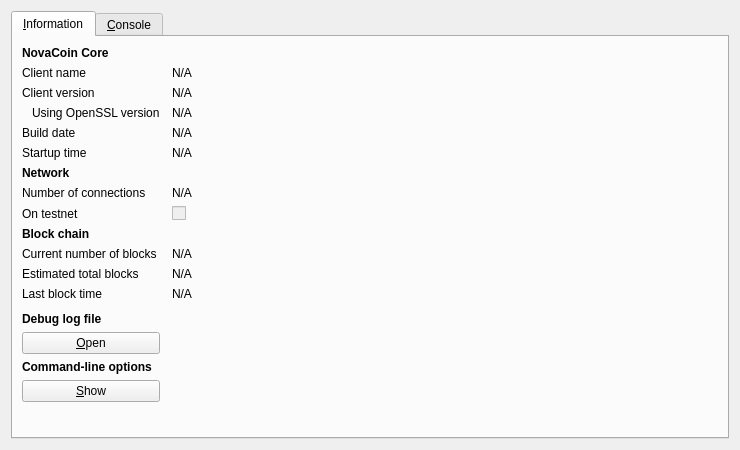
Before: the Qt Designer form src/qt/forms/rpcconsole.ui in mcastillo0724/novacoin, drawn with Qt 5.
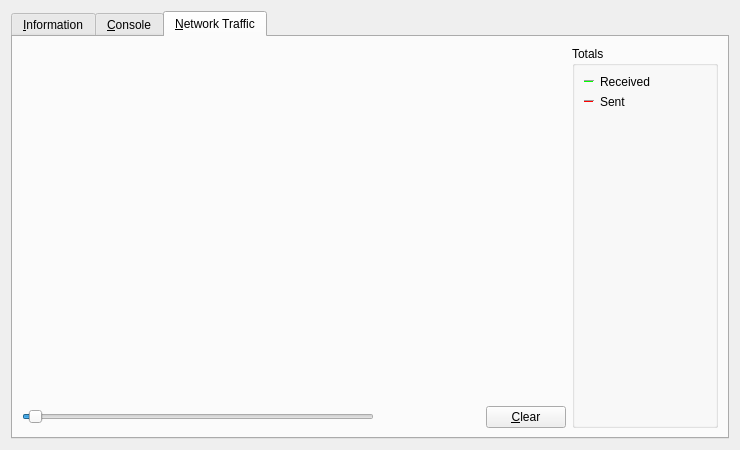
After: the same form once the commit is applied. The open tabs and pages were chosen to show the change. Icons and pictures are not drawn. Custom widgets are drawn as their Qt base class.

Commit message: Add traffic monitor

The edit to the form file:
```diff
--- a/src/qt/forms/rpcconsole.ui
+++ b/src/qt/forms/rpcconsole.ui
@@ -445,10 +445,274 @@
        </item>
       </layout>
      </widget>
+     <widget class="QWidget" name="tab_nettraffic">
+      <attribute name="title">
+       <string>&amp;Network Traffic</string>
+      </attribute>
+      <layout class="QHBoxLayout" name="horizontalLayout_3">
+       <item>
+        <layout class="QVBoxLayout" name="verticalLayout_4">
+         <item>
+          <widget class="TrafficGraphWidget" name="trafficGraph" native="true">
+           <property name="sizePolicy">
+            <sizepolicy hsizetype="Expanding" vsizetype="Expanding">
+             <horstretch>0</horstretch>
+             <verstretch>0</verstretch>
+            </sizepolicy>
+           </property>
+          </widget>
+         </item>
+         <item>
+          <layout class="QHBoxLayout" name="horizontalLayout_2">
+           <item>
+            <widget class="QSlider" name="sldGraphRange">
+             <property name="minimum">
+              <number>1</number>
+             </property>
+             <property name="maximum">
+              <number>288</number>
+             </property>
+             <property name="pageStep">
+              <number>12</number>
+             </property>
+             <property name="value">
+              <number>6</number>
+             </property>
+             <property name="orientation">
+              <enum>Qt::Horizontal</enum>
+             </property>
+            </widget>
+           </item>
+           <item>
+            <widget class="QLabel" name="lblGraphRange">
+             <property name="minimumSize">
+              <size>
+               <width>100</width>
+               <height>0</height>
+              </size>
+             </property>
+             <property name="alignment">
+              <set>Qt::AlignCenter</set>
+             </property>
+            </widget>
+           </item>
+           <item>
+            <widget class="QPushButton" name="btnClearTrafficGraph">
+             <property name="text">
+              <string>&amp;Clear</string>
+             </property>
+             <property name="autoDefault">
+              <bool>false</bool>
+             </property>
+            </widget>
+           </item>
+          </layout>
+         </item>
+        </layout>
+       </item>
+       <item>
+        <layout class="QVBoxLayout" name="verticalLayout">
+         <item>
+          <widget class="QGroupBox" name="groupBox">
+           <property name="title">
+            <string>Totals</string>
+           </property>
+           <layout class="QVBoxLayout" name="verticalLayout_5">
+            <item>
+             <layout class="QHBoxLayout" name="horizontalLayout_4">
+              <item>
+               <widget class="Line" name="line">
+                <property name="sizePolicy">
+                 <sizepolicy hsizetype="Fixed" vsizetype="Fixed">
+                  <horstretch>0</horstretch>
+                  <verstretch>0</verstretch>
+                 </sizepolicy>
+                </property>
+                <property name="minimumSize">
+                 <size>
+                  <width>10</width>
+                  <height>0</height>
+                 </size>
+                </property>
+                <property name="palette">
+                 <palette>
+                  <active>
+                   <colorrole role="Light">
+                    <brush brushstyle="SolidPattern">
+                     <color alpha="255">
+                      <red>0</red>
+                      <green>255</green>
+                      <blue>0</blue>
+                     </color>
+                    </brush>
+                   </colorrole>
+                  </active>
+                  <inactive>
+                   <colorrole role="Light">
+                    <brush brushstyle="SolidPattern">
+                     <color alpha="255">
+                      <red>0</red>
+                      <green>255</green>
+                      <blue>0</blue>
+                     </color>
+                    </brush>
+                   </colorrole>
+                  </inactive>
+                  <disabled>
+                   <colorrole role="Light">
+                    <brush brushstyle="SolidPattern">
+                     <color alpha="255">
+                      <red>0</red>
+                      <green>255</green>
+                      <blue>0</blue>
+                     </color>
+                    </brush>
+                   </colorrole>
+                  </disabled>
+                 </palette>
+                </property>
+                <property name="orientation">
+                 <enum>Qt::Horizontal</enum>
+                </property>
+               </widget>
+              </item>
+              <item>
+               <widget class="QLabel" name="label_16">
+                <property name="text">
+                 <string>Received</string>
+                </property>
+               </widget>
+              </item>
+              <item>
+               <widget class="QLabel" name="lblBytesIn">
+                <property name="minimumSize">
+                 <size>
+                  <width>50</width>
+                  <height>0</height>
+                 </size>
+                </property>
+                <property name="alignment">
+                 <set>Qt::AlignRight|Qt::AlignTrailing|Qt::AlignVCenter</set>
+                </property>
+               </widget>
+              </item>
+             </layout>
+            </item>
+            <item>
+             <layout class="QHBoxLayout" name="horizontalLayout_5">
+              <item>
+               <widget class="Line" name="line_2">
+                <property name="sizePolicy">
+                 <sizepolicy hsizetype="Fixed" vsizetype="Fixed">
+                  <horstretch>0</horstretch>
+                  <verstretch>0</verstretch>
+                 </sizepolicy>
+                </property>
+                <property name="minimumSize">
+                 <size>
+                  <width>10</width>
+                  <height>0</height>
+                 </size>
+                </property>
+                <property name="palette">
+                 <palette>
+                  <active>
+                   <colorrole role="Light">
+                    <brush brushstyle="SolidPattern">
+                     <color alpha="255">
+                      <red>255</red>
+                      <green>0</green>
+                      <blue>0</blue>
+                     </color>
+                    </brush>
+                   </colorrole>
+                  </active>
+                  <inactive>
+                   <colorrole role="Light">
+                    <brush brushstyle="SolidPattern">
+                     <color alpha="255">
+                      <red>255</red>
+                      <green>0</green>
+                      <blue>0</blue>
+                     </color>
+                    </brush>
+                   </colorrole>
+                  </inactive>
+                  <disabled>
+                   <colorrole role="Light">
+                    <brush brushstyle="SolidPattern">
+                     <color alpha="255">
+                      <red>255</red>
+                      <green>0</green>
+                      <blue>0</blue>
+                     </color>
+                    </brush>
+                   </colorrole>
+                  </disabled>
+                 </palette>
+                </property>
+                <property name="orientation">
+                 <enum>Qt::Horizontal</enum>
+                </property>
+               </widget>
+              </item>
+              <item>
+               <widget class="QLabel" name="label_17">
+                <property name="text">
+                 <string>Sent</string>
+                </property>
+               </widget>
+              </item>
+              <item>
+               <widget class="QLabel" name="lblBytesOut">
+                <property name="minimumSize">
+                 <size>
+                  <width>50</width>
+                  <height>0</height>
+                 </size>
+                </property>
+                <property name="alignment">
+                 <set>Qt::AlignRight|Qt::AlignTrailing|Qt::AlignVCenter</set>
+                </property>
+               </widget>
+              </item>
+             </layout>
+            </item>
+            <item>
+             <spacer name="verticalSpacer_4">
+              <property name="orientation">
+               <enum>Qt::Vertical</enum>
+              </property>
+              <property name="sizeHint" stdset="0">
+               <size>
+                <width>20</width>
+                <height>407</height>
+               </size>
+              </property>
+             </spacer>
+            </item>
+           </layout>
+          </widget>
+         </item>
+        </layout>
+       </item>
+      </layout>
+     </widget>
     </widget>
    </item>
   </layout>
  </widget>
+ <customwidgets>
+  <customwidget>
+   <class>TrafficGraphWidget</class>
+   <extends>QWidget</extends>
+   <header>trafficgraphwidget.h</header>
+   <container>1</container>
+   <slots>
+    <slot>clear()</slot>
+   </slots>
+  </customwidget>
+ </customwidgets>
  <resources>
   <include location="../bitcoin.qrc"/>
  </resources>
```
The commit also changes 13 other files.
